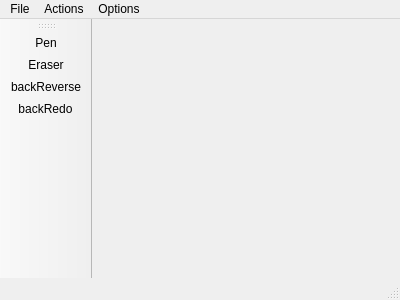
Before: the Qt Designer form mainwindow.ui in shieldnet/petit-photoshop, drawn with Qt 5.
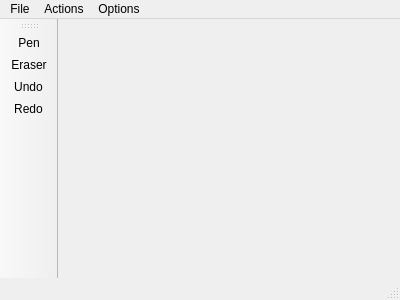
After: the same form once the commit is applied. Icons and pictures are not drawn.

Commit message: adding redo action

```diff
--- a/mainwindow.ui
+++ b/mainwindow.ui
@@ -270,7 +270,7 @@
      <normaloff>:/icons/back.jpg</normaloff>:/icons/back.jpg</iconset>
    </property>
    <property name="text">
-    <string>backReverse</string>
+    <string>Undo</string>
    </property>
    <property name="shortcut">
     <string>Ctrl+Z</string>
@@ -282,7 +282,7 @@
      <normaloff>:/icons/backUndo.jpg</normaloff>:/icons/backUndo.jpg</iconset>
    </property>
    <property name="text">
-    <string>backRedo</string>
+    <string>Redo</string>
    </property>
   </action>
  </widget>
```
Left out of the diff: 4 changed lines with no effect on the pictures. The commit also changes 2 other files.
